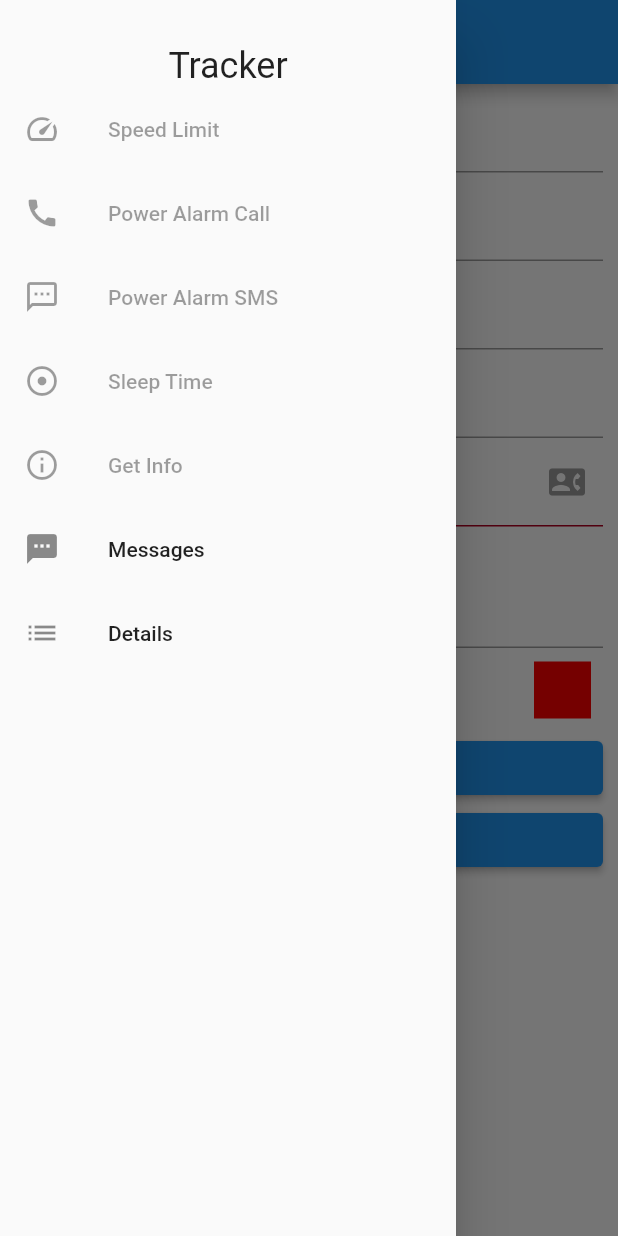
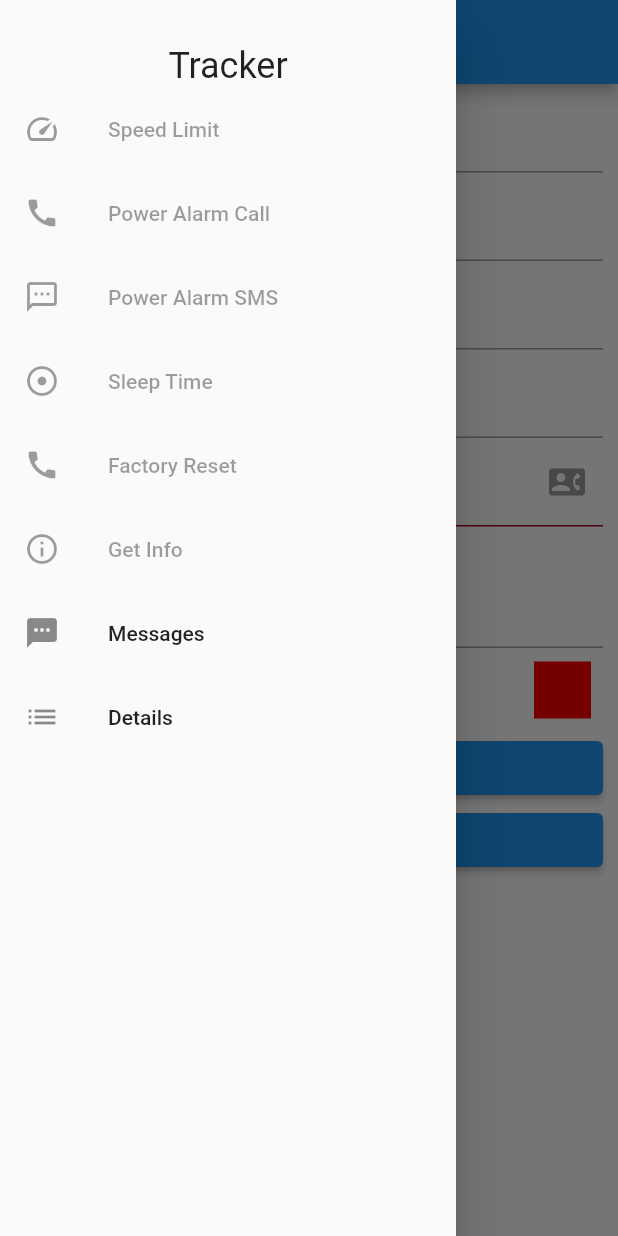
Before and after one commit to tentone/car-tracker-flutter, a Flutter app: the TrackerEditScreen screen opened directly with empty values, with the side drawer open, on a phone screen of 412 x 824 dp. Run offline on Flutter 3.47's test engine with Material 2 defaults, Android fonts, the phone set to English and light mode, and no system bars; our stand-ins replace flutter_colorpicker, flutter_slidable, fluttertoast, geolocator, sqflite; missing offline and left inert: fluttercontactpicker, mapbox_gl, telephony; accounts and stored records are empty; statements that could not run were skipped.

Commit message:
Factory reset

```diff
--- a/lib/data/tracker.dart
+++ b/lib/data/tracker.dart
@@ -268,7 +268,7 @@ class Tracker {
   }
 
   /// Request a data with the location of the device, status and speed of the tracker.
-  void format() {
+  void factoryReset() {
     this.sendSMS('format');
   }
 
--- a/lib/locale/locale_en.dart
+++ b/lib/locale/locale_en.dart
@@ -39,6 +39,7 @@ const Map<String, String> LocaleEN = {
   'received': 'Received',
   'changePin': 'Change PIN',
   'getInfo': 'Get Info',
+  'factoryReset': 'Factory Reset',
   'sleepTime': 'Sleep Time',
   'sosNumbers': 'SOS Numbers',
   'invalidDate': 'Invalid Date',
@@ -69,5 +70,7 @@ const Map<String, String> LocaleEN = {
   'trackerAcknowledge': 'Tracker command confirmed.',
   'light': 'Light',
   'dark': 'Dark',
-  'system': 'System'
+  'system': 'System',
+  'warning': 'Warning',
+  'confirmFactoryReset': 'Are you sure that you want to clear tracker data?'
 };
--- a/lib/locale/locale_pt.dart
+++ b/lib/locale/locale_pt.dart
@@ -38,6 +38,7 @@ const Map<String, String> LocalePT = {
   'received': 'Recebido',
   'changePin': 'Alterar PIN',
   'getInfo': 'Obter Informação',
+  'factoryReset': 'Reset Fábrica',
   'sleepTime': 'Tempo Standby',
   'sosNumbers': 'Números SOS',
   'invalidDate': 'Data Invalida',
@@ -68,5 +69,7 @@ const Map<String, String> LocalePT = {
   'trackerAcknowledge': 'Commando confirmado pelo tracker.',
   'light': 'Claro',
   'dark': 'Escuro',
-  'system': 'Sistema'
+  'system': 'Sistema',
+  'warning': 'Aviso',
+  'confirmFactoryReset': 'Tem a certeza que pretende limpar dados do tracker?'
 };
--- a/lib/screens/tracker_edit.dart
+++ b/lib/screens/tracker_edit.dart
@@ -159,6 +159,16 @@ class TrackerEditScreenState extends State<TrackerEditScreen> {
                   );
                 },
               );
+            },
+          ),
+          ListTile(
+            enabled: widget.tracker.phoneNumber.isNotEmpty,
+            leading: const Icon(Icons.call),
+            title: Text(Locales.get('factoryReset', context)),
+            onTap: () async {
+              Modal.confirm(context, Locales.get('warning', context), Locales.get('confirmFactoryReset', context), onConfirm: () {
+                widget.tracker.factoryReset();
+              });
             },
           ),
           ListTile(
```
